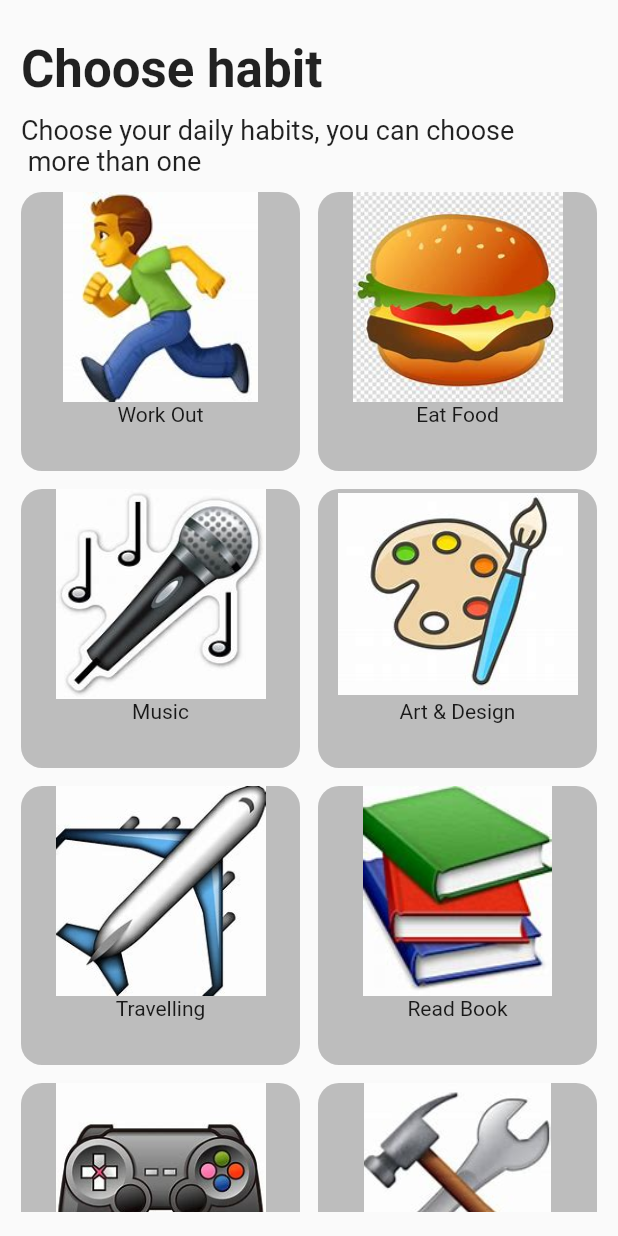
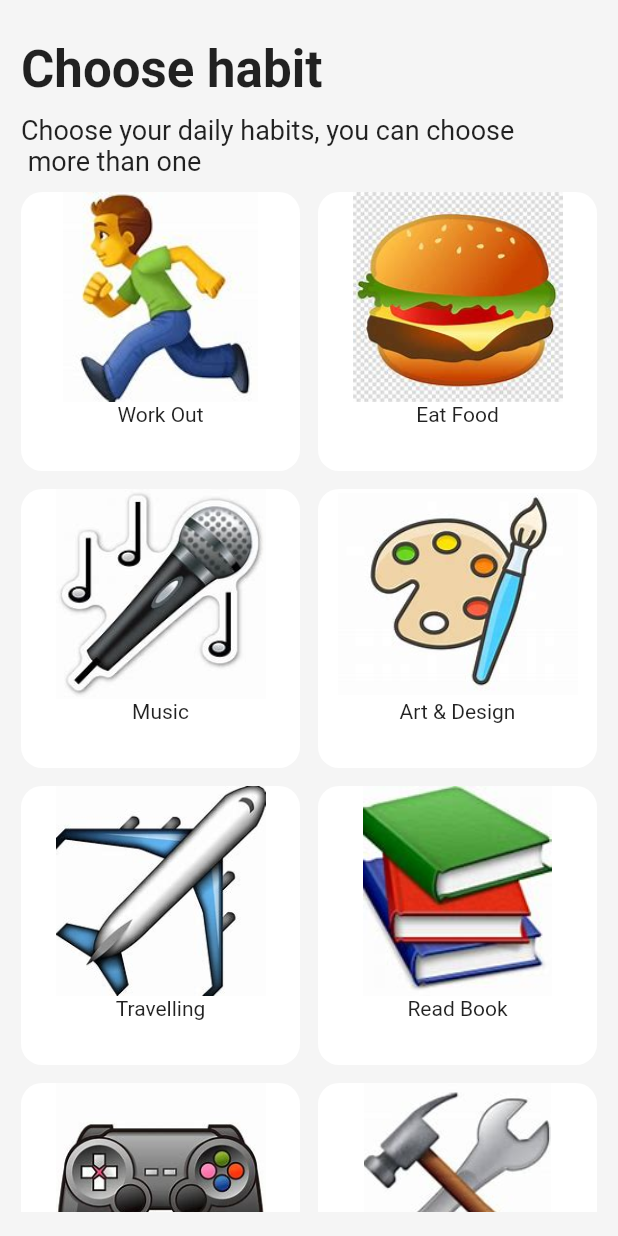
Before and after one commit to CHRIS-1023/habbit-tracker, a Flutter app: the GetStarted screen opened directly, on a phone screen of 412 x 824 dp. Run offline on Flutter 3.47's test engine with Material 2 defaults, Android fonts, the phone set to English and light mode, and no system bars; our stand-ins replace cloud_firestore, date_picker_timeline, firebase_auth, firebase_core, shared_preferences; accounts and stored records are empty.

Commit message:
habit tracker

```diff
--- a/lib/getstarted.dart
+++ b/lib/getstarted.dart
@@ -15,6 +15,7 @@ class _GetStartedState extends State<GetStarted> {
   Widget build(BuildContext context) {
     return SafeArea(
       child: Scaffold(
+        backgroundColor: Colors.grey[100],
         body: Padding(
           padding: const EdgeInsets.fromLTRB(14, 16, 14, 16),
           child: SingleChildScrollView(
--- a/lib/start_grid.dart
+++ b/lib/start_grid.dart
@@ -36,9 +36,7 @@ class _GridStartState extends State<GridStart> {
 
         return Container(
           decoration: BoxDecoration(
-            borderRadius: BorderRadius.circular(14),
-            color: Colors.grey[400],
-          ),
+              borderRadius: BorderRadius.circular(14), color: Colors.white),
           child: Column(
             children: [
               Column(
```
